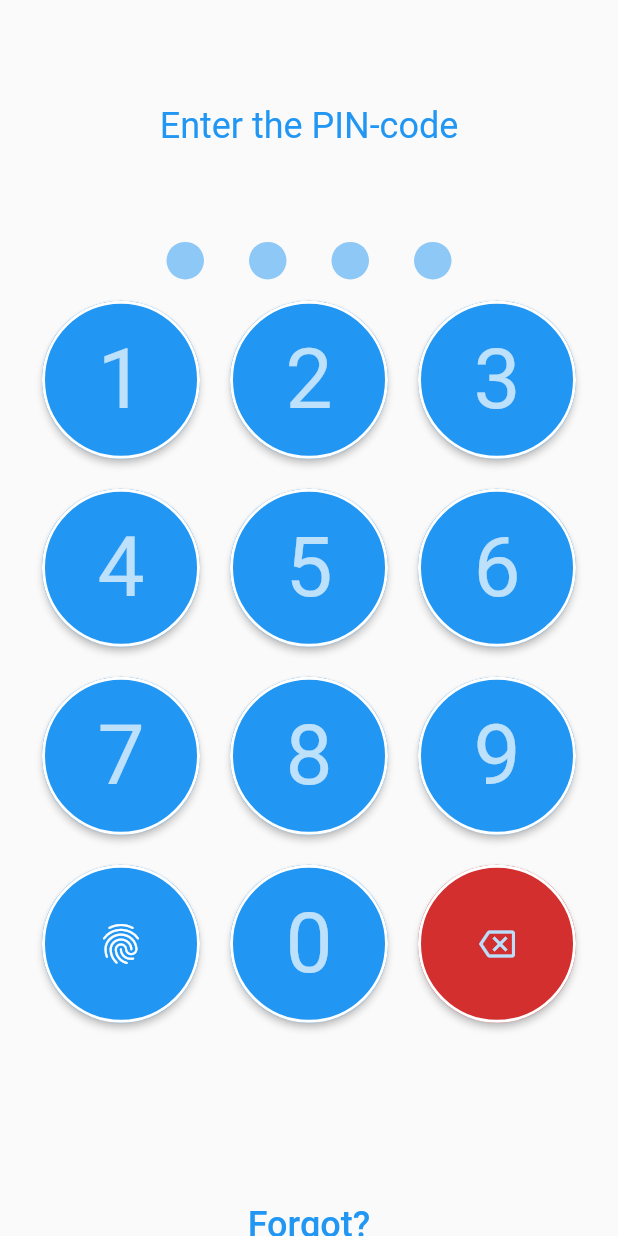
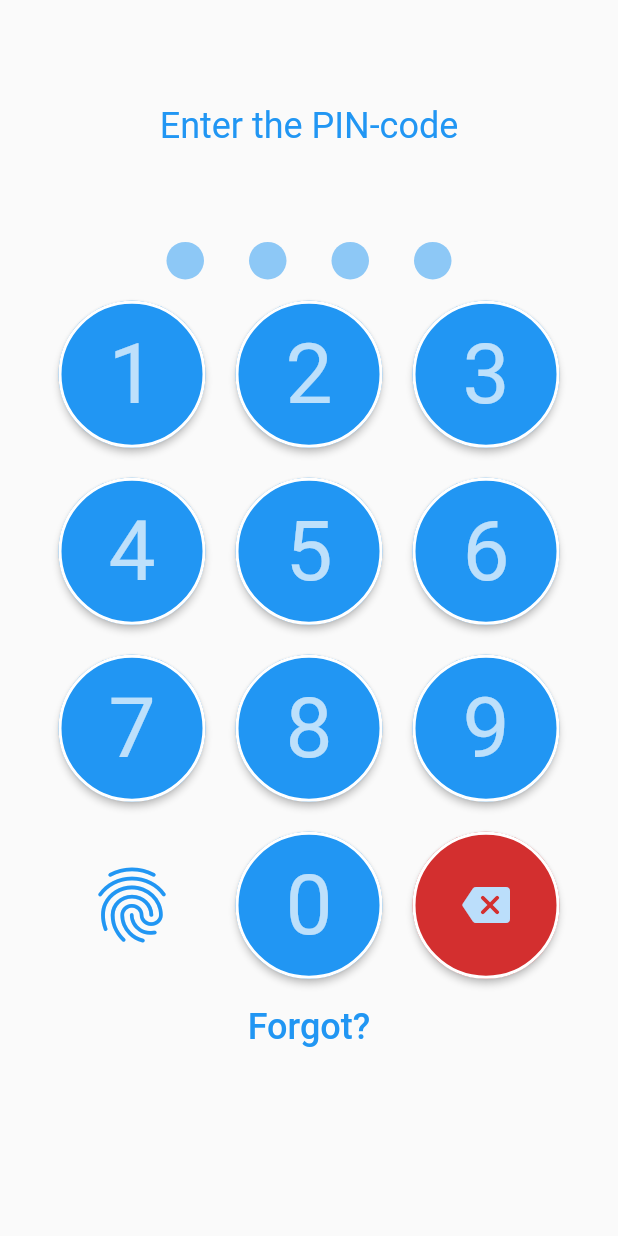
Before and after one commit to Uniserg/pin_code_widget, a Flutter app: the screen it shows after launch, on a phone screen of 412 x 824 dp. Run offline on Flutter 3.47's test engine with Material 2 defaults, Android fonts, the phone set to English and light mode, and no system bars.

Commit message:
Fixing bugs

```diff
--- a/example/lib/main.dart
+++ b/example/lib/main.dart
@@ -19,8 +19,27 @@ class MainApp extends StatelessWidget {
           ),
         ),
         pinLen: 4,
-        pinNumbersStyle:
-            PinNumbersStyle(unfilledColor: Colors.blue.withOpacity(0.5)),
+        keyboardStyle: const KeyboardStyle(
+            width: 350,
+            deleteIcon: Icon(
+              Icons.backspace_rounded,
+              size: 32,
+            )),
+        pinNumbersStyle: PinNumbersStyle(unfilledColor: Colors.blue.withOpacity(0.5)),
+        authButton: IconButton(
+          // iconSize: 60,
+          // заменить
+          // style: ElevatedButton.styleFrom(
+          //     shape: const CircleBorder(),
+          //     side: BorderSide(
+          //         color: Theme.of(context).colorScheme.onPrimary, width: 2)),
+          onPressed: () {},
+          icon: const Icon(
+            Icons.fingerprint,
+            color: Colors.blue,
+            size: 60,
+          ),
+        ),
       );
 
   @override
@@ -43,9 +62,8 @@ class MainApp extends StatelessWidget {
                   ),
                   const SizedBox(height: 20),
                   Center(
-                    child:
-                        Container(alignment: Alignment.center, child: newPin),
-                  ),
+                      child: Container(
+                          alignment: Alignment.center, child: newPin)),
                   Center(
                     child: TextButton(
                       onPressed: () {},
--- a/example/pubspec.yaml
+++ b/example/pubspec.yaml
@@ -4,13 +4,12 @@ description: A new Flutter project.
 version: 1.0.0+1
 
 environment:
-  sdk: '>=3.0.5 <4.0.0'
+  sdk: '>=2.19.4 <4.0.0'
 
 dependencies:
   flutter:
     sdk: flutter
 
-  cupertino_icons: ^1.0.2
   pin_code_widget:
     path: ../
 
--- /dev/null
+++ b/lib/src/notifiers/point_notifier.dart
@@ -0,0 +1,50 @@
+import 'package:flutter/material.dart';
+
+class PointNotifier extends ChangeNotifier {
+  bool _inflate = false;
+  bool _filled = false;
+  bool _joggle = false;
+  int num = 0;
+
+  Duration inflateDuration;
+  Duration joggleDuration;
+
+  PointNotifier(this.num,
+      {this.inflateDuration = const Duration(milliseconds: 100),
+      this.joggleDuration = const Duration(milliseconds: 100)});
+
+  bool get filled => _filled;
+
+  set filled(bool filled) {
+    _filled = filled;
+    notifyListeners();
+  }
+
+  bool get inflate => _inflate;
+  bool get joggle => _joggle;
+
+  void setInflate(bool inflate) {
+    _inflate = inflate;
+    notifyListeners();
+  }
+
+  void setJoggle(bool joggle) {
+    _joggle = joggle;
+    notifyListeners();
+  }
+
+  void runAnimation(void Function(bool animation) setter, Duration duration) {
+    Future.delayed(duration).then((value) {
+      setter(false);
+    });
+    setter(true);
+  }
+
+  void runInflateAnitmation() {
+    runAnimation(setInflate, inflateDuration);
+  }
+
+  void runJoggleAnitmation() {
+    runAnimation(setJoggle, joggleDuration);
+  }
+}
--- a/lib/src/styles/keyboard_style.dart
+++ b/lib/src/styles/keyboard_style.dart
@@ -14,7 +14,7 @@ class KeyboardStyle {
 
   const KeyboardStyle(
       {this.width = 400,
-      this.height = 600,
+      this.height = 480,
       this.horizontalSpacing = 20,
       this.verticalSpacing = 20,
       this.deleteButtonColor,
--- a/lib/src/styles/pin_number_style.dart
+++ b/lib/src/styles/pin_number_style.dart
@@ -34,5 +34,6 @@ class PinNumbersStyle {
   Color getPinFailedColor(context) =>
       failedPinColor ?? Theme.of(context).colorScheme.error;
 
-  Color getSuccesColor(context) => successColor ?? Theme.of(context).colorScheme.scrim;
+  Color getSuccesColor(context) =>
+      successColor ?? Colors.greenAccent;
 }
--- a/lib/src/widgets/keyboard.dart
+++ b/lib/src/widgets/keyboard.dart
@@ -16,15 +16,34 @@ class KeyboardWidget extends StatelessWidget {
 
   final Widget? authButton;
 
+  ElevatedButton getButton(BuildContext context, Color color,
+      void Function()? onPressed, Widget child) {
+    return ElevatedButton(
+      style: ElevatedButton.styleFrom(
+        backgroundColor: color,
+        foregroundColor: keyboardStyle.getOnPressColorAnimation(context),
+        side: keyboardStyle.getBorderSide(context),
+        shape: const CircleBorder(),
+      ),
+      onPressed: onPressed,
+      child: child,
+    );
+  }
+
   @override
   Widget build(BuildContext context) {
+
     return Center(
       child: Container(
         padding: const EdgeInsets.all(8.0),
         alignment: Alignment.center,
+        // width: keyboardStyle.width,
         width: keyboardStyle.width,
-        height: keyboardStyle.height,
+        // TODO: УБРАТЬ HEIGHT
+        // height: keyboardStyle.height,
+
         child: GridView.count(
+          shrinkWrap: true,
           crossAxisCount: 3,
           mainAxisSpacing: keyboardStyle.verticalSpacing,
           crossAxisSpacing: keyboardStyle.horizontalSpacing,
@@ -35,36 +54,23 @@ class KeyboardWidget extends StatelessWidget {
               if (index == 9) return authButton ?? Container();
               if (index == 11) {
                 return MergeSemantics(
-                  child: ElevatedButton(
-                    style: ElevatedButton.styleFrom(
-                      backgroundColor:
-                          keyboardStyle.getDeleteButtonColor(context),
-                      foregroundColor:
-                          keyboardStyle.getOnPressColorAnimation(context),
-                      side: keyboardStyle.getBorderSide(context),
-                      shape: const CircleBorder(),
-                    ),
-                    onPressed: onDeletePressed,
-                    child: keyboardStyle.deleteIcon,
-                  ),
+                  child: getButton(
+                      context,
+                      keyboardStyle.getDeleteButtonColor(context),
+                      onDeletePressed,
+                      keyboardStyle.deleteIcon),
                 );
               } else if (index == 10) {
                 index = 0;
               } else {
                 index++;
               }
-              return ElevatedButton(
-                style: ElevatedButton.styleFrom(
-                  backgroundColor: keyboardStyle.getButtonColor(context),
-                  foregroundColor:
-                      keyboardStyle.getOnPressColorAnimation(context),
-                  side: keyboardStyle.getBorderSide(context),
-                  shape: const CircleBorder(),
-                ),
-                onPressed: () => onPressed!(index),
-                child: Text('$index',
-                    style: keyboardStyle.getNumberStyle(context)),
-              );
+
+              return getButton(
+                  context,
+                  keyboardStyle.getButtonColor(context),
+                  () => onPressed!(index),
+                  Text('$index', style: keyboardStyle.getNumberStyle(context)));
             },
           ),
         ),
--- a/lib/src/widgets/point_number.dart
+++ b/lib/src/widgets/point_number.dart
@@ -1,6 +1,7 @@
 import 'dart:math';
 
 import 'package:flutter/material.dart';
+import '../notifiers/point_notifier.dart';
 import '../styles/pin_number_style.dart';
 import '../notifiers/pin_notifier.dart';
 
@@ -63,10 +64,14 @@ class _PointNumberState extends State<PointNumber>
       controller.forward();
     }
 
-    Color getPinColor(BuildContext context) =>
-        (pinNotifier.isAuth == null || pinNotifier.isAuth!)
-            ? style.getPinPrimaryColor(context)
-            : style.getPinFailedColor(context);
+    Color getPinColor(BuildContext context) {
+      final isAuth = pinNotifier.isAuth;
+
+      if (isAuth == null) return style.getPinPrimaryColor(context);
+      if (!isAuth) return style.getPinFailedColor(context);
+
+      return style.getSuccesColor(context);
+    }
 
     double size = max(style.pinSize * style.pinInflateRatio,
         style.pinSize + style.pinJoggleRatio * style.pinSpacing);
--- a/pubspec.yaml
+++ b/pubspec.yaml
@@ -1,10 +1,10 @@
 name: pin_code_widget
 description: Awesome customizable PIN-code widget for any platform.
 version: 0.0.1
-homepage:
+homepage: https://github.com/Uniserg/pin_code_widget
 
 environment:
-  sdk: '>=3.0.5 <4.0.0'
+  sdk: '>=2.19.4 <4.0.0'
   flutter: ">=1.17.0"
 
 dependencies:
```
Also changed, not shown: lib/src/notifiers/pin_notifier.dart (+10 -41 lines), lib/src/pin_code_widget.dart (+7 -12 lines), example/pubspec.lock, 6 other files.
